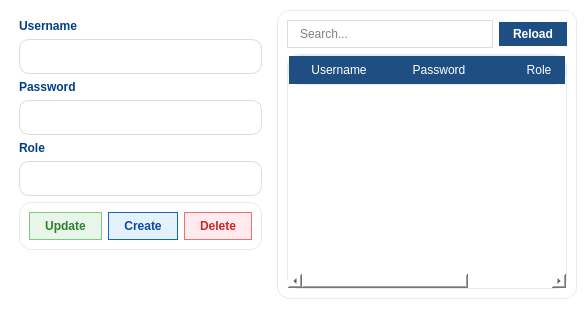
This is ui/Users.ui in maihuybao/SmartLockUEL as Qt 5 draws it before an edit. The edited form follows.
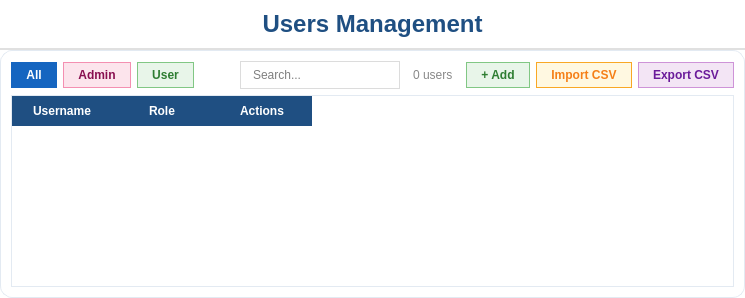
This is the edited form.

Commit message: Revamp booking & device UIs, CSV import, assets

```diff
--- a/ui/Users.ui
+++ b/ui/Users.ui
@@ -5,111 +5,111 @@
   <property name="styleSheet">
    <string notr="true">background-color: white;</string>
   </property>
-  <layout class="QHBoxLayout" name="horizontalLayout">
-   <property name="leftMargin"><number>10</number></property>
-   <property name="topMargin"><number>10</number></property>
-   <property name="rightMargin"><number>10</number></property>
-   <property name="bottomMargin"><number>10</number></property>
+  <layout class="QVBoxLayout" name="mainLayout">
+   <property name="spacing"><number>0</number></property>
+   <property name="leftMargin"><number>0</number></property>
+   <property name="topMargin"><number>0</number></property>
+   <property name="rightMargin"><number>0</number></property>
+   <property name="bottomMargin"><number>0</number></property>
    <item>
-    <widget class="QWidget" name="formPanel" native="true">
-     <layout class="QVBoxLayout" name="formLayout">
-      <item>
-       <widget class="QLabel" name="usernameLabel">
-        <property name="styleSheet"><string notr="true">color: #003F87; font-weight: 600;</string></property>
-        <property name="text"><string>Username</string></property>
-       </widget>
-      </item>
-      <item>
-       <widget class="QLineEdit" name="LineEditUsername">
-        <property name="styleSheet"><string notr="true">QLineEdit { border: 1px solid #dcdcdc; border-radius: 10px; padding: 8px; font-size: 13px; color: black; } QLineEdit:focus { border: 1px solid #1f4f82; }</string></property>
-       </widget>
-      </item>
-      <item>
-       <widget class="QLabel" name="passwordLabel">
-        <property name="styleSheet"><string notr="true">color: #003F87; font-weight: 600;</string></property>
-        <property name="text"><string>Password</string></property>
-       </widget>
-      </item>
-      <item>
-       <widget class="QLineEdit" name="LineEditPassword">
-        <property name="styleSheet"><string notr="true">QLineEdit { border: 1px solid #dcdcdc; border-radius: 10px; padding: 8px; font-size: 13px; color: black; } QLineEdit:focus { border: 1px solid #1f4f82; }</string></property>
-       </widget>
-      </item>
-      <item>
-       <widget class="QLabel" name="roleLabel">
-        <property name="styleSheet"><string notr="true">color: #003F87; font-weight: 600;</string></property>
-        <property name="text"><string>Role</string></property>
-       </widget>
-      </item>
-      <item>
-       <widget class="QLineEdit" name="LineEditRole">
-        <property name="styleSheet"><string notr="true">QLineEdit { border: 1px solid #dcdcdc; border-radius: 10px; padding: 8px; font-size: 13px; color: black; } QLineEdit:focus { border: 1px solid #1f4f82; }</string></property>
-       </widget>
-      </item>
-      <item>
-       <widget class="QFrame" name="btnFrame">
-        <property name="styleSheet"><string notr="true">border-radius: 12px; border: 1px solid #E3EAF2;</string></property>
-        <layout class="QHBoxLayout" name="btnLayout">
-         <item>
-          <widget class="QPushButton" name="pushButtonUpdate">
-           <property name="styleSheet"><string notr="true">QPushButton { background-color: #E8F5E9; border: 1px solid #81C784; border-radius: 15px; padding: 6px 15px; color: #2E7D32; font-weight: 500; } QPushButton:hover { background-color: #4CAF50; color: white; }</string></property>
-           <property name="text"><string>Update</string></property>
-          </widget>
-         </item>
-         <item>
-          <widget class="QPushButton" name="pushButtonCreate">
-           <property name="styleSheet"><string notr="true">QPushButton { background-color: #E3F2FD; border: 1px solid #1565C0; border-radius: 15px; padding: 6px 15px; color: #0D47A1; font-weight: 500; } QPushButton:hover { background-color: #1E88E5; color: white; }</string></property>
-           <property name="text"><string>Create</string></property>
-          </widget>
-         </item>
-         <item>
-          <widget class="QPushButton" name="pushButtonDelete">
-           <property name="styleSheet"><string notr="true">QPushButton { background-color: #FFEBEE; border: 1px solid #E57373; border-radius: 15px; padding: 6px 15px; color: #C62828; font-weight: 500; } QPushButton:hover { background-color: #EF5350; color: white; }</string></property>
-           <property name="text"><string>Delete</string></property>
-          </widget>
-         </item>
-        </layout>
-       </widget>
-      </item>
-      <item>
-       <spacer name="verticalSpacer">
-        <property name="orientation"><enum>Qt::Vertical</enum></property>
-        <property name="sizeHint" stdset="0"><size><width>20</width><height>40</height></size></property>
-       </spacer>
-      </item>
-     </layout>
+    <widget class="QLabel" name="lblTitle">
+     <property name="styleSheet">
+      <string notr="true">QLabel { font-size: 24px; font-weight: bold; color: #1F4F82; padding: 10px; border-bottom: 2px solid #E0E0E0; }</string>
+     </property>
+     <property name="text"><string>Users Management</string></property>
+     <property name="alignment"><set>Qt::AlignCenter</set></property>
     </widget>
    </item>
    <item>
     <widget class="QFrame" name="tablePanel">
-     <property name="minimumSize"><size><width>300</width><height>0</height></size></property>
-     <property name="styleSheet"><string notr="true">QFrame { background-color: white; border-radius: 12px; border: 1px solid #E3EAF2; }</string></property>
+     <property name="styleSheet">
+      <string notr="true">QFrame#tablePanel { background-color: white; border-radius: 12px; border: 1px solid #E3EAF2; }</string>
+     </property>
      <layout class="QVBoxLayout" name="tableLayout">
+      <property name="leftMargin"><number>10</number></property>
+      <property name="topMargin"><number>10</number></property>
+      <property name="rightMargin"><number>10</number></property>
+      <property name="bottomMargin"><number>10</number></property>
       <item>
-       <layout class="QHBoxLayout" name="searchLayout">
+       <layout class="QHBoxLayout" name="filterLayout">
+        <property name="spacing"><number>6</number></property>
+        <item>
+         <widget class="QPushButton" name="pushButtonAll">
+          <property name="styleSheet"><string notr="true">QPushButton { background-color: #E3F2FD; border: 1px solid #1565C0; border-radius: 15px; padding: 5px 14px; color: #0D47A1; font-weight: 500; font-size: 12px; } QPushButton:checked { background-color: #1565C0; color: white; } QPushButton:hover { background-color: #1E88E5; color: white; }</string></property>
+          <property name="text"><string>All</string></property>
+          <property name="checkable"><bool>true</bool></property>
+          <property name="checked"><bool>true</bool></property>
+          <property name="autoExclusive"><bool>true</bool></property>
+         </widget>
+        </item>
+        <item>
+         <widget class="QPushButton" name="pushButtonAdmin">
+          <property name="styleSheet"><string notr="true">QPushButton { background-color: #FCE4EC; border: 1px solid #F48FB1; border-radius: 15px; padding: 5px 14px; color: #880E4F; font-weight: 500; font-size: 12px; } QPushButton:checked { background-color: #E91E63; color: white; } QPushButton:hover { background-color: #E91E63; color: white; }</string></property>
+          <property name="text"><string>Admin</string></property>
+          <property name="checkable"><bool>true</bool></property>
+          <property name="autoExclusive"><bool>true</bool></property>
+         </widget>
+        </item>
+        <item>
+         <widget class="QPushButton" name="pushButtonUser">
+          <property name="styleSheet"><string notr="true">QPushButton { background-color: #E8F5E9; border: 1px solid #81C784; border-radius: 15px; padding: 5px 14px; color: #2E7D32; font-weight: 500; font-size: 12px; } QPushButton:checked { background-color: #4CAF50; color: white; } QPushButton:hover { background-color: #4CAF50; color: white; }</string></property>
+          <property name="text"><string>User</string></property>
+          <property name="checkable"><bool>true</bool></property>
+          <property name="autoExclusive"><bool>true</bool></property>
+         </widget>
+        </item>
+        <item>
+         <spacer name="filterSpacer">
+          <property name="orientation"><enum>Qt::Horizontal</enum></property>
+          <property name="sizeHint" stdset="0"><size><width>40</width><height>20</height></size></property>
+         </spacer>
+        </item>
         <item>
          <widget class="QLineEdit" name="lineEditSearch">
-          <property name="styleSheet"><string notr="true">QLineEdit { color: black; padding: 5px 10px; border: 1px solid #dcdcdc; border-radius: 15px; } QLineEdit:focus { border: 1px solid #1f4f82; }</string></property>
+          <property name="minimumSize"><size><width>160</width><height>0</height></size></property>
+          <property name="styleSheet"><string notr="true">QLineEdit { color: black; padding: 5px 10px; border: 1px solid #dcdcdc; border-radius: 15px; font-size: 12px; } QLineEdit:focus { border: 1px solid #1f4f82; }</string></property>
           <property name="placeholderText"><string>Search...</string></property>
          </widget>
         </item>
         <item>
-         <widget class="QPushButton" name="pushButtonReload">
-          <property name="styleSheet"><string notr="true">QPushButton { background-color: #1F4F82; color: white; border: none; border-radius: 15px; padding: 5px 14px; font-weight: 500; } QPushButton:hover { background-color: #163D66; }</string></property>
-          <property name="text"><string>Reload</string></property>
+         <widget class="QLabel" name="lblCount">
+          <property name="styleSheet"><string notr="true">color: #888; font-size: 12px; padding: 0 4px;</string></property>
+          <property name="text"><string>0 users</string></property>
+         </widget>
+        </item>
+        <item>
+         <widget class="QPushButton" name="pushButtonAdd">
+          <property name="styleSheet"><string notr="true">QPushButton { background-color: #E8F5E9; border: 1px solid #81C784; border-radius: 15px; padding: 5px 14px; color: #2E7D32; font-weight: 500; font-size: 12px; } QPushButton:hover { background-color: #4CAF50; color: white; }</string></property>
+          <property name="text"><string>+ Add</string></property>
+         </widget>
+        </item>
+        <item>
+         <widget class="QPushButton" name="pushButtonImportCSV">
+          <property name="styleSheet"><string notr="true">QPushButton { background-color: #FFF8E1; border: 1px solid #F9A825; border-radius: 15px; padding: 5px 14px; color: #F57F17; font-weight: 500; font-size: 12px; } QPushButton:hover { background-color: #FBC02D; color: white; }</string></property>
+          <property name="text"><string>Import CSV</string></property>
+         </widget>
+        </item>
+        <item>
+         <widget class="QPushButton" name="pushButtonExportCSV">
+          <property name="styleSheet"><string notr="true">QPushButton { background-color: #F3E5F5; border: 1px solid #CE93D8; border-radius: 15px; padding: 5px 14px; color: #6A1B9A; font-weight: 500; font-size: 12px; } QPushButton:hover { background-color: #AB47BC; color: white; }</string></property>
+          <property name="text"><string>Export CSV</string></property>
          </widget>
         </item>
        </layout>
       </item>
       <item>
        <widget class="QTableWidget" name="tableWidget">
-        <property name="styleSheet"><string notr="true">QTableWidget { background-color: white; color: #333; border: 1px solid #E3EAF2; }
+        <property name="selectionBehavior"><enum>QAbstractItemView::SelectRows</enum></property>
+        <property name="editTriggers"><set>QAbstractItemView::NoEditTriggers</set></property>
+        <property name="alternatingRowColors"><bool>true</bool></property>
+        <property name="showGrid"><bool>false</bool></property>
+        <property name="styleSheet"><string notr="true">QTableWidget { background-color: white; color: #333; border: 1px solid #E3EAF2; font-size: 13px; }
 QTableWidget::item { color: #333; padding: 4px; }
 QTableWidget::item:selected { background-color: #BBDEFB; color: #333; }
-QHeaderView::section { background-color: #1F4F82; color: white; padding: 6px; border: none; }</string></property>
+QHeaderView::section { background-color: #1F4F82; color: white; padding: 6px; border: none; font-weight: bold; }</string></property>
         <column><property name="text"><string>Username</string></property></column>
-        <column><property name="text"><string>Password</string></property></column>
         <column><property name="text"><string>Role</string></property></column>
+        <column><property name="text"><string>Actions</string></property></column>
        </widget>
       </item>
      </layout>
```
The commit also changes 49 other files.
